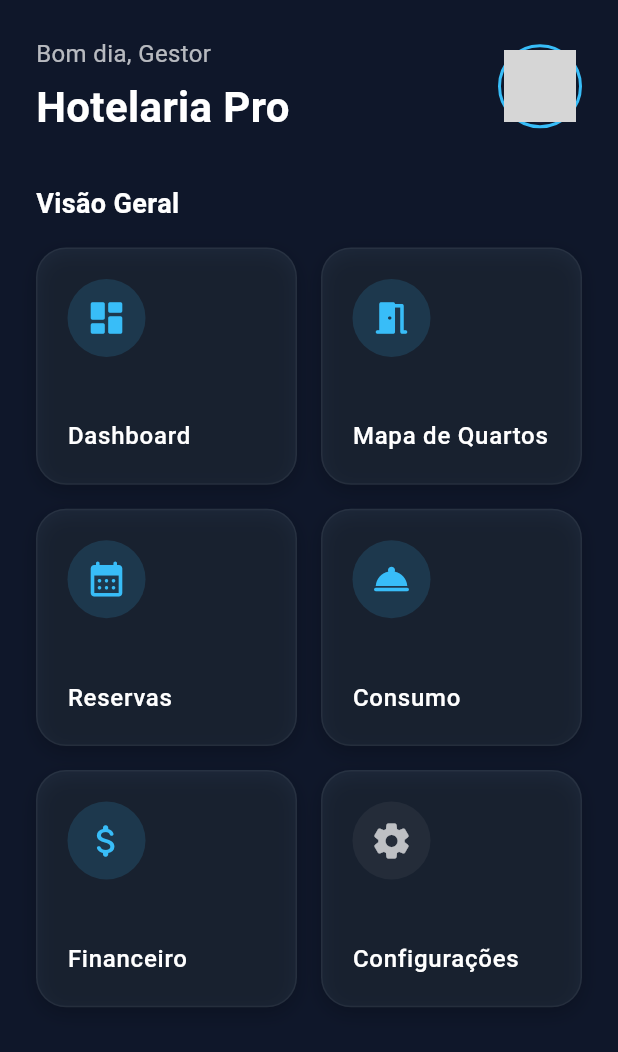
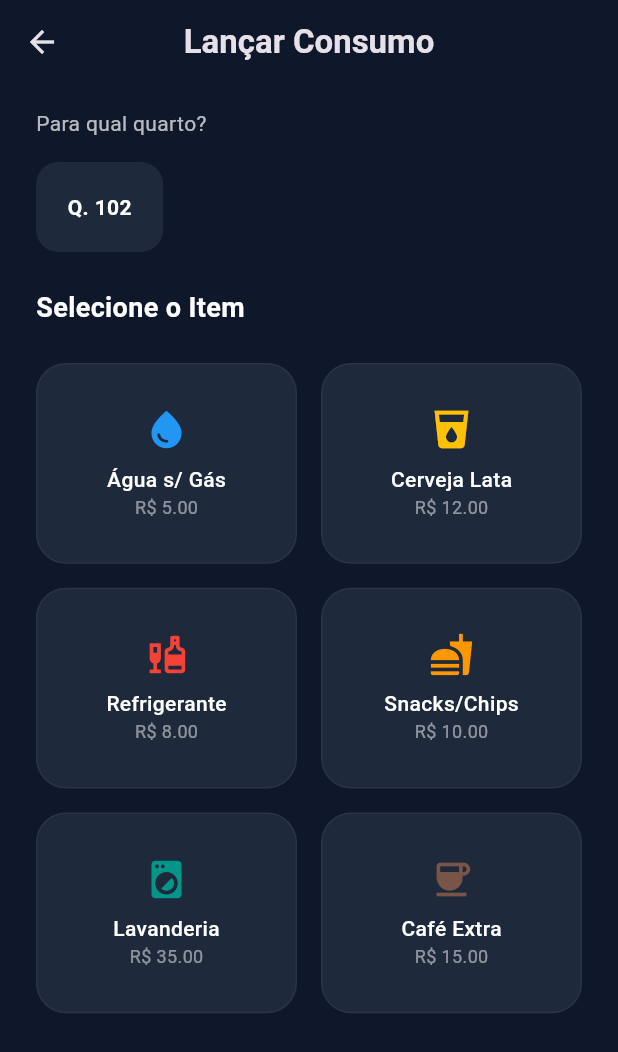
Before and after one commit to viictorocha/hotelaria, a Flutter app: the screen it shows after launch, after a tap on "Consumo", on a phone screen of 412 x 824 dp. Shown: the top 1052 px of the screen. Run offline on Flutter 3.47's test engine with Material 3 defaults, Android fonts, the phone set to English and light mode, and no system bars; network calls fail; grey boxes are pictures that could not be loaded.

Commit message:
Tela de consumo

```diff
--- /dev/null
+++ b/hotelaria/lib/presentation/pages/consumo_screen.dart
@@ -0,0 +1,259 @@
+import 'package:flutter/material.dart';
+import '../../domain/entities/quarto_entity.dart';
+import '../../data/repositories/quarto_mock_repository.dart';
+
+class ConsumoScreen extends StatefulWidget {
+  const ConsumoScreen({super.key});
+
+  @override
+  State<ConsumoScreen> createState() => _ConsumoScreenState();
+}
+
+class _ConsumoScreenState extends State<ConsumoScreen> {
+  // Pegamos apenas quartos ocupados para lançar consumo
+  final List<QuartoEntity> quartosOcupados = QuartoMockRepository()
+      .getTodosOsQuartos()
+      .where((q) => q.status == StatusQuarto.ocupado)
+      .toList();
+
+  String? quartoSelecionadoId;
+
+  // Itens de consumo mocados para a V1
+  final List<Map<String, dynamic>> itensMenu = [
+    {
+      'nome': 'Água s/ Gás',
+      'preco': 5.0,
+      'icone': Icons.water_drop,
+      'cor': Colors.blue,
+    },
+    {
+      'nome': 'Cerveja Lata',
+      'preco': 12.0,
+      'icone': Icons.local_drink,
+      'cor': Colors.amber,
+    },
+    {
+      'nome': 'Refrigerante',
+      'preco': 8.0,
+      'icone': Icons.liquor,
+      'cor': Colors.red,
+    },
+    {
+      'nome': 'Snacks/Chips',
+      'preco': 10.0,
+      'icone': Icons.fastfood,
+      'cor': Colors.orange,
+    },
+    {
+      'nome': 'Lavanderia',
+      'preco': 35.0,
+      'icone': Icons.local_laundry_service,
+      'cor': Colors.teal,
+    },
+    {
+      'nome': 'Café Extra',
+      'preco': 15.0,
+      'icone': Icons.coffee,
+      'cor': Colors.brown,
+    },
+  ];
+
+  @override
+  Widget build(BuildContext context) {
+    final accentColor = Theme.of(context).primaryColor;
+
+    return Scaffold(
+      appBar: AppBar(
+        backgroundColor: Colors.transparent,
+        title: const Text(
+          'Lançar Consumo',
+          style: TextStyle(fontWeight: FontWeight.bold),
+        ),
+        centerTitle: true,
+      ),
+      body: Column(
+        crossAxisAlignment: CrossAxisAlignment.start,
+        children: [
+          // --- Seleção de Quarto ---
+          const Padding(
+            padding: EdgeInsets.symmetric(horizontal: 24, vertical: 16),
+            child: Text(
+              'Para qual quarto?',
+              style: TextStyle(color: Colors.white70),
+            ),
+          ),
+          _buildSelecaoQuartos(accentColor),
+
+          const SizedBox(height: 24),
+
+          // --- Menu de Itens ---
+          const Padding(
+            padding: EdgeInsets.symmetric(horizontal: 24),
+            child: Text(
+              'Selecione o Item',
+              style: TextStyle(
+                color: Colors.white,
+                fontSize: 18,
+                fontWeight: FontWeight.bold,
+              ),
+            ),
+          ),
+
+          Expanded(
+            child: GridView.builder(
+              padding: const EdgeInsets.all(24),
+              gridDelegate: const SliverGridDelegateWithFixedCrossAxisCount(
+                crossAxisCount: 2,
+                crossAxisSpacing: 16,
+                mainAxisSpacing: 16,
+                childAspectRatio: 1.3,
+              ),
+              itemCount: itensMenu.length,
+              itemBuilder: (context, index) {
+                final item = itensMenu[index];
+                return _buildItemCard(item);
+              },
+            ),
+          ),
+        ],
+      ),
+    );
+  }
+
+  Widget _buildSelecaoQuartos(Color accentColor) {
+    if (quartosOcupados.isEmpty) {
+      return const Padding(
+        padding: EdgeInsets.symmetric(horizontal: 24),
+        child: Text(
+          "Nenhum quarto ocupado no momento.",
+          style: TextStyle(color: Colors.white38),
+        ),
+      );
+    }
+    return SizedBox(
+      height: 60,
+      child: ListView.builder(
+        scrollDirection: Axis.horizontal,
+        padding: const EdgeInsets.symmetric(horizontal: 24),
+        itemCount: quartosOcupados.length,
+        itemBuilder: (context, index) {
+          final q = quartosOcupados[index];
+          final isSelected = quartoSelecionadoId == q.id;
+          return GestureDetector(
+            onTap: () => setState(() => quartoSelecionadoId = q.id),
+            child: Container(
+              margin: const EdgeInsets.only(right: 12),
+              padding: const EdgeInsets.symmetric(horizontal: 20),
+              decoration: BoxDecoration(
+                color: isSelected ? accentColor : Theme.of(context).cardColor,
+                borderRadius: BorderRadius.circular(15),
+                border: Border.all(
+                  color: isSelected ? Colors.white24 : Colors.transparent,
+                ),
+              ),
+              child: Center(
+                child: Text(
+                  'Q. ${q.numero}',
+                  style: TextStyle(
+                    color: isSelected ? Colors.black : Colors.white,
+                    fontWeight: FontWeight.bold,
+                  ),
+                ),
+              ),
+            ),
+          );
+        },
+      ),
+    );
+  }
+
+  Widget _buildItemCard(Map<String, dynamic> item) {
+    return InkWell(
+      onTap: quartoSelecionadoId == null
+          ? () => ScaffoldMessenger.of(context).showSnackBar(
+              const SnackBar(content: Text("Selecione um quarto primeiro!")),
+            )
+          : () => _confirmarLancamento(item),
+      borderRadius: BorderRadius.circular(20),
+      child: Container(
+        decoration: BoxDecoration(
+          color: Theme.of(context).cardColor,
+          borderRadius: BorderRadius.circular(20),
+          border: Border.all(color: Colors.white.withValues(alpha: 0.05)),
+        ),
+        child: Column(
+          mainAxisAlignment: MainAxisAlignment.center,
+          children: [
+            Icon(item['icone'], color: item['cor'], size: 30),
+            const SizedBox(height: 8),
+            Text(
+              item['nome'],
+              style: const TextStyle(
+                color: Colors.white,
+                fontWeight: FontWeight.w500,
+              ),
+            ),
+            Text(
+              'R\$ ${item['preco'].toStringAsFixed(2)}',
+              style: TextStyle(
+                color: Colors.white.withValues(alpha: 0.5),
+                fontSize: 12,
+              ),
+            ),
+          ],
+        ),
+      ),
+    );
+  }
+
+  void _confirmarLancamento(Map<String, dynamic> item) {
+    showModalBottomSheet(
+      context: context,
+      backgroundColor: Theme.of(context).cardColor,
+      shape: const RoundedRectangleBorder(
+        borderRadius: BorderRadius.vertical(top: Radius.circular(25)),
+      ),
+      builder: (context) => Padding(
+        padding: const EdgeInsets.all(32),
+        child: Column(
+          mainAxisSize: MainAxisSize.min,
+          children: [
+            const Text(
+              'Confirmar Lançamento?',
+              style: TextStyle(
+                color: Colors.white,
+                fontSize: 20,
+                fontWeight: FontWeight.bold,
+              ),
+            ),
+            const SizedBox(height: 16),
+            Text(
+              '${item['nome']} para o Quarto $quartoSelecionadoId',
+              style: const TextStyle(color: Colors.white70),
+            ),
+            const SizedBox(height: 32),
+            ElevatedButton(
+              style: ElevatedButton.styleFrom(
+                backgroundColor: Theme.of(context).primaryColor,
+                minimumSize: const Size(double.infinity, 50),
+              ),
+              onPressed: () {
+                Navigator.pop(context);
+                ScaffoldMessenger.of(context).showSnackBar(
+                  const SnackBar(content: Text("Lançado com sucesso!")),
+                );
+              },
+              child: const Text(
+                'CONFIRMAR',
+                style: TextStyle(
+                  color: Colors.black,
+                  fontWeight: FontWeight.bold,
+                ),
+              ),
+            ),
+          ],
+        ),
+      ),
+    );
+  }
+}
--- a/hotelaria/lib/presentation/pages/home_menu_screen.dart
+++ b/hotelaria/lib/presentation/pages/home_menu_screen.dart
@@ -1,4 +1,5 @@
 import 'package:flutter/material.dart';
+import 'package:hotelaria/presentation/pages/consumo_screen.dart';
 import 'package:hotelaria/presentation/pages/mapa_quartos_screen.dart';
 
 class HomeMenuScreen extends StatelessWidget {
@@ -110,7 +111,14 @@ class HomeMenuScreen extends StatelessWidget {
                       icon: Icons.room_service_rounded,
                       label: 'Consumo',
                       color: accentColor,
-                      onTap: () => print('Ir para Consumo'),
+                      onTap: () {
+                        Navigator.push(
+                          context,
+                          MaterialPageRoute(
+                            builder: (context) => const ConsumoScreen(),
+                          ),
+                        );
+                      },
                     ),
                     _buildMenuItem(
                       context,
```
